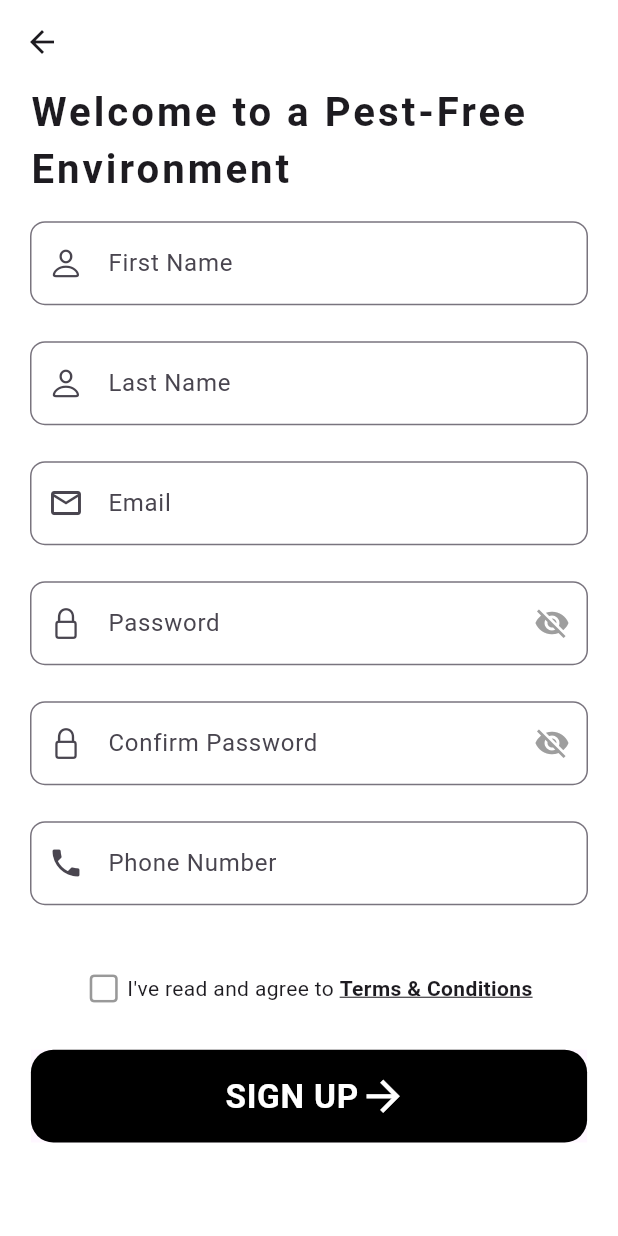
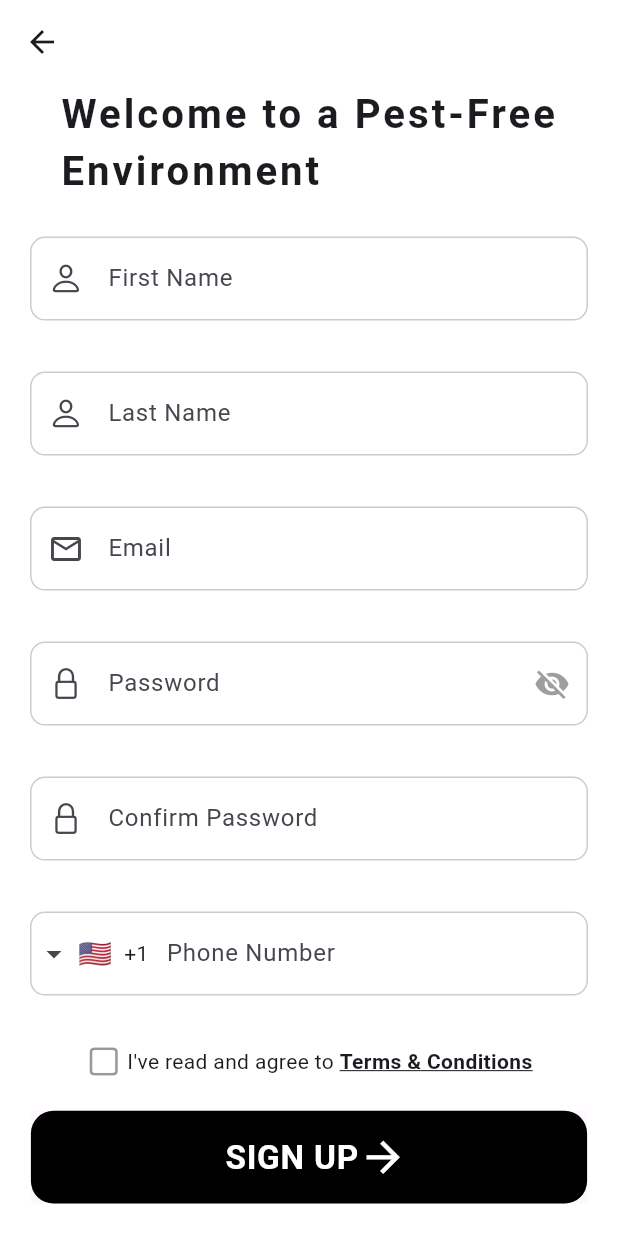
Before and after one commit to mianhunainhamza/pest_control_flutter, a Flutter app: the screen it shows after launch, after a tap on "S I G N U P", on a phone screen of 412 x 824 dp. Run offline on Flutter 3.47's test engine with Material 3 defaults, Android fonts, the phone set to English and light mode, and no system bars; drawn by our look-alikes of intl_phone_field; our stand-ins replace cloud_firestore, firebase_auth, firebase_core, firebase_database, firebase_messaging, flutter_rating_bar and 6 more; accounts and stored records are empty; Roboto replaces fonts that are missing (Actor).

Commit message:
change signup

```diff
--- a/lib/main.dart
+++ b/lib/main.dart
@@ -60,7 +60,7 @@ class MyApp extends StatelessWidget {
   }
 
   Future<bool> checkLoginStatus() async {
-    await Future.delayed(const Duration(seconds: 1)); // Simulate asynchronous operation
+    await Future.delayed(const Duration(seconds: 1));
     SharedPreferences prefs = await SharedPreferences.getInstance();
     return prefs.getBool("loggedIn") ?? false;
   }
--- a/lib/screens/auth/sign_up_page.dart
+++ b/lib/screens/auth/sign_up_page.dart
@@ -3,9 +3,12 @@ import 'package:firebase_auth/firebase_auth.dart';
 import 'package:flutter/cupertino.dart';
 import 'package:flutter/material.dart';
 import 'package:google_fonts/google_fonts.dart';
+import 'package:intl_phone_field/intl_phone_field.dart';
 import 'package:lottie/lottie.dart';
 import 'package:pest_control_flutter/screens/admin/signup_admin.dart';
 import 'package:pest_control_flutter/screens/auth/verify_email.dart';
+
+import '../../widgets/custom_text_field.dart';
 
 class SignupPage extends StatefulWidget {
   const SignupPage({super.key});
@@ -39,23 +42,25 @@ class _SignupPageState extends State<SignupPage> {
       body: SingleChildScrollView(
         child: Form(
           key: _formKey,
+          child: Padding(
+            padding: const EdgeInsets.symmetric(vertical: 1, horizontal: 20),
             child: Column(
               children: [
                 Padding(
                   padding: const EdgeInsets.symmetric(horizontal: 20),
                   child: Text(
                     "Welcome to a Pest-Free Environment",
-                  style: GoogleFonts.novaFlat(
+                    style: GoogleFonts.actor(
                       fontSize: mediaQuerySize.width * 0.065,
                       fontWeight: FontWeight.bold,
                       letterSpacing: 2,
                     ),
                   ),
                 ),
-              SizedBox(height: mediaQuery.size.width * 0.035),
+                SizedBox(height: mediaQuery.size.width * 0.06),
                 SizedBox(
-                height: 80,
-                child: _buildTextField(
+                  height: 90,
+                  child: buildTextField(
                     controller: firstNameController,
                     labelText: 'First Name',
                     prefixIcon: CupertinoIcons.person,
@@ -68,8 +73,8 @@ class _SignupPageState extends State<SignupPage> {
                   ),
                 ),
                 SizedBox(
-                height: 80,
-                child: _buildTextField(
+                  height: 90,
+                  child: buildTextField(
                     controller: lastNameController,
                     labelText: 'Last Name',
                     prefixIcon: CupertinoIcons.person,
@@ -82,13 +87,13 @@ class _SignupPageState extends State<SignupPage> {
                   ),
                 ),
                 SizedBox(
-                height: 80,
-                child: _buildTextField(
+                  height: 90,
+                  child: buildTextField(
                     controller: emailController,
                     labelText: 'Email',
                     prefixIcon: Icons.email_outlined,
                     validator: (value) {
-                    if (value!.isEmpty || !value.contains('@')) {
+                      if (value!.isEmpty || !RegExp(r'^[^\s@]+@[^\s@]+\.[^\s@]+$').hasMatch(value)) {
                         return 'Please enter a valid email address';
                       }
                       return null;
@@ -96,8 +101,8 @@ class _SignupPageState extends State<SignupPage> {
                   ),
                 ),
                 SizedBox(
-                height: 80,
-                child: _buildTextField(
+                  height: 90,
+                  child: buildTextField(
                     controller: passController,
                     labelText: 'Password',
                     obscureText: obscureText,
@@ -128,8 +133,8 @@ class _SignupPageState extends State<SignupPage> {
                   ),
                 ),
                 SizedBox(
-                height: 80,
-                child: _buildTextField(
+                  height: 90,
+                  child: buildTextField(
                     controller: confirmPassController,
                     labelText: 'Confirm Password',
                     obscureText: obscureTextConfirm,
@@ -140,50 +145,46 @@ class _SignupPageState extends State<SignupPage> {
                       }
                       return null;
                     },
-                  suffixIcon: GestureDetector(
-                    onTap: () {
-                      setState(() {
-                        obscureTextConfirm = !obscureTextConfirm;
-                      });
-                    },
-                    child: Icon(
-                      obscureTextConfirm
-                          ? Icons.visibility_off
-                          : Icons.visibility,
-                      color: Colors.grey,
-                    ),
-                  ),
                   ),
                 ),
                 SizedBox(
                   height: 80,
-                child: _buildTextField(
-                  controller: phoneController,
+                  child: IntlPhoneField(
+                    disableLengthCheck: true,
+                    decoration: InputDecoration(
                       labelText: 'Phone Number',
-                  prefixIcon: Icons.phone,
-                  validator: (value) {
-                    if (value!.isEmpty) {
-                      return 'Please enter a valid phone number';
-                    }
-                    return null;
-                  },
+                      enabledBorder: OutlineInputBorder(
+                        borderSide: BorderSide(color: Colors.black.withOpacity(.2)),
+                        borderRadius: const BorderRadius.all(Radius.circular(10)),
+                      ),
+                      focusedBorder: OutlineInputBorder(
+                        borderSide: BorderSide(color: Colors.black.withOpacity(.7)),
+                        borderRadius: const BorderRadius.all(Radius.circular(10)),
+                      ),
+                      border: const OutlineInputBorder(
+                        borderRadius: BorderRadius.all(Radius.circular(10)),
                       ),
                     ),
-              SizedBox(height: mediaQuery.size.width * 0.05),
-              Row(
-                mainAxisAlignment: MainAxisAlignment.center,
-                children: [
+                    initialCountryCode: 'US',
+                    onChanged: (phone) {
+                      print(phone.completeNumber);
+                    },
+                  )
+                ),
+                SizedBox(height: mediaQuery.size.width * 0.02),
                 GestureDetector(
                   onTap: () {
                     setState(() {
                       tickMark = !tickMark;
                     });
                   },
-                    child: tickMark
+                  child: Row(
+                    mainAxisAlignment: MainAxisAlignment.center,
+                    children: [
+                      tickMark
                           ? const Icon(CupertinoIcons.check_mark)
                           : const Icon(CupertinoIcons.square,
                               color: CupertinoColors.inactiveGray),
-                  ),
                       const Text(" I've read and agree to "),
                       GestureDetector(
                         onTap: () {
@@ -199,7 +200,8 @@ class _SignupPageState extends State<SignupPage> {
                       ),
                     ],
                   ),
-              SizedBox(height: mediaQuery.size.width * 0.07),
+                ),
+                SizedBox(height: mediaQuery.size.width * 0.05),
                 GestureDetector(
                   onTap: () {
                     if (_formKey.currentState!.validate()) {
@@ -218,31 +220,6 @@ class _SignupPageState extends State<SignupPage> {
               ],
             ),
           ),
-      ),
-    );
-  }
-
-  Widget _buildTextField({
-    required TextEditingController controller,
-    required String labelText,
-    required IconData prefixIcon,
-    bool obscureText = false,
-    String? Function(String?)? validator,
-    Widget? suffixIcon,
-  }) {
-    return Padding(
-      padding: const EdgeInsets.symmetric(vertical: 1, horizontal: 20),
-      child: TextFormField(
-        controller: controller,
-        obscureText: obscureText,
-        validator: validator,
-        decoration: InputDecoration(
-          border: const OutlineInputBorder(
-            borderRadius: BorderRadius.all(Radius.circular(10)),
-          ),
-          labelText: labelText,
-          prefixIcon: Icon(prefixIcon),
-          suffixIcon: suffixIcon,
         ),
       ),
     );
--- a/lib/screens/on_board/start.dart
+++ b/lib/screens/on_board/start.dart
@@ -78,7 +78,7 @@ class _StartPageState extends State<StartPage> {
               child: Column(
                 children: [
                   Text(
-                    'Welcome to a Pest-Free Life',
+                    'Welcome to a Pest-Free Environment',
                     textAlign: TextAlign.center,
                     style: TextStyle(
                       fontSize: 24,
--- /dev/null
+++ b/lib/widgets/custom_text_field.dart
@@ -0,0 +1,32 @@
+import 'package:flutter/material.dart';
+
+Widget buildTextField({
+  required TextEditingController controller,
+  required String labelText,
+  required IconData prefixIcon,
+  bool obscureText = false,
+  String? Function(String?)? validator,
+  Widget? suffixIcon,
+}) {
+  return TextFormField(
+    controller: controller,
+    obscureText: obscureText,
+    validator: validator,
+    decoration: InputDecoration(
+      enabledBorder: OutlineInputBorder(
+        borderSide: BorderSide(color: Colors.black.withOpacity(.2)),
+        borderRadius: const BorderRadius.all(Radius.circular(10)),
+      ),
+      focusedBorder: OutlineInputBorder(
+        borderSide: BorderSide(color: Colors.black.withOpacity(.7)),
+        borderRadius: const BorderRadius.all(Radius.circular(10)),
+      ),
+      border: const OutlineInputBorder(
+        borderRadius: BorderRadius.all(Radius.circular(10)),
+      ),
+      labelText: labelText,
+      prefixIcon: Icon(prefixIcon),
+      suffixIcon: suffixIcon,
+    ),
+  );
+}
--- a/pubspec.yaml
+++ b/pubspec.yaml
@@ -54,6 +54,7 @@ dependencies:
   flutter_rating_bar:
   flutter_launcher_icons:
   google_fonts: ^6.2.1
+  intl_phone_field: ^3.2.0
 
 dev_dependencies:
   flutter_test:
```
Also changed, not shown: lib/screens/auth/login_page.dart (+20 -47 lines), lib/screens/auth/verify_email.dart (+8 -22 lines), pubspec.lock. Lines whose indentation alone changed are shown as unchanged.
